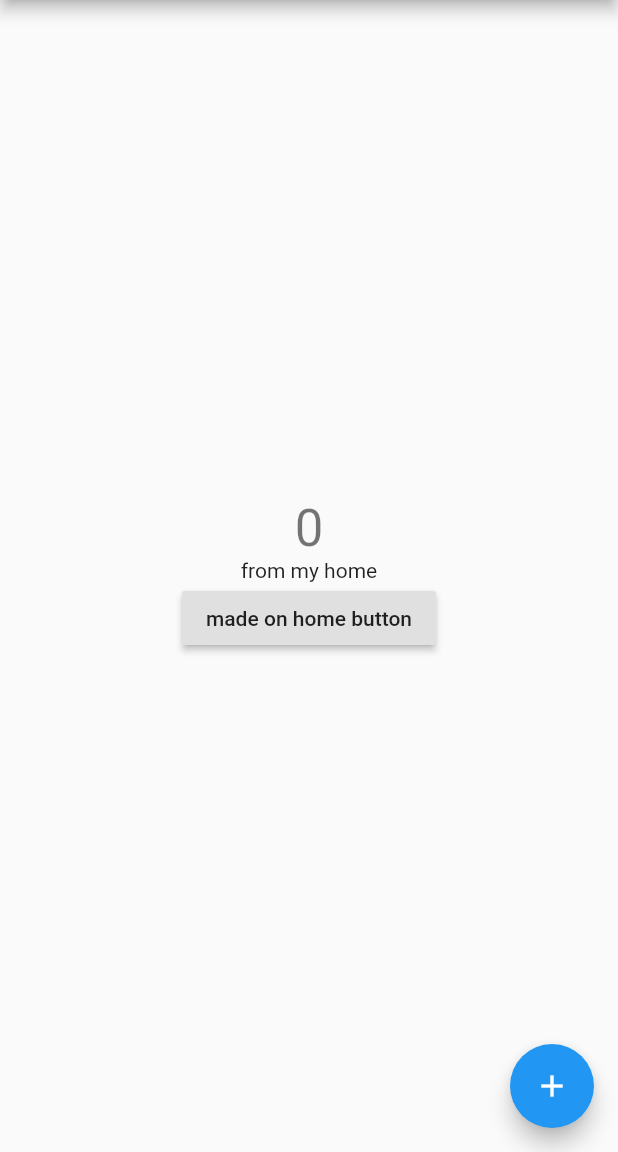
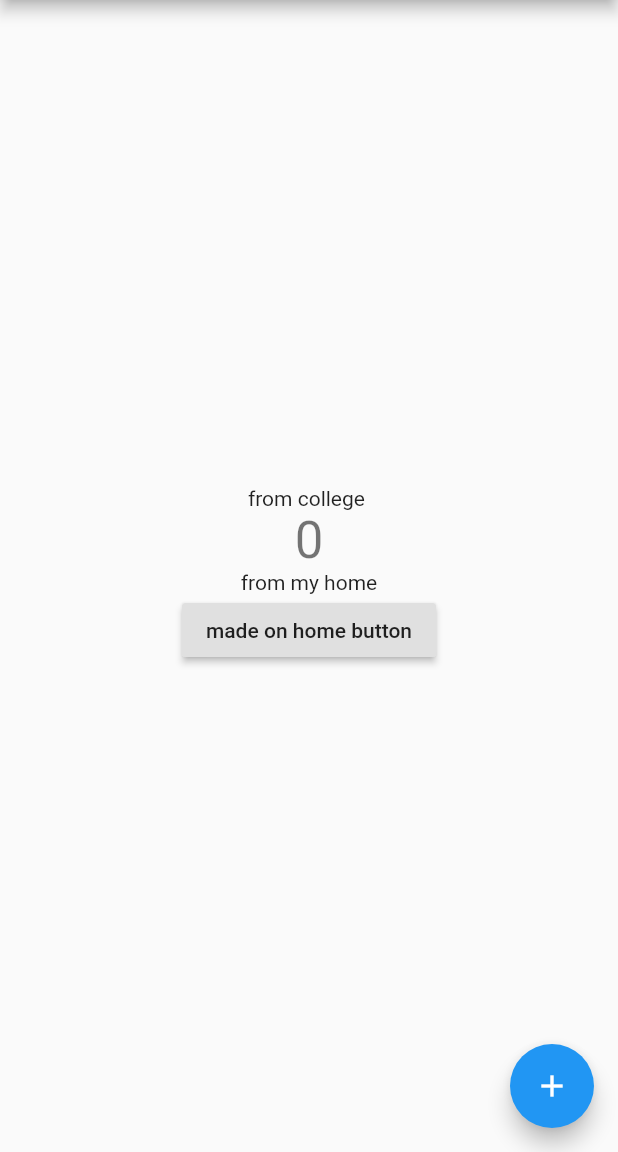
Before and after one commit to Flutter-working/hellow_world, a Flutter app: the screen it shows after launch, on a phone screen of 412 x 824 dp, the part 84-1236 px from its top. Run offline on Flutter 3.47's test engine with Material 2 defaults, Android fonts, the phone set to English and light mode, and no system bars.

Commit message:
from college as well

```diff
--- a/lib/main.dart
+++ b/lib/main.dart
@@ -49,6 +49,8 @@ class _MyHomePageState extends State<MyHomePage> {
           mainAxisAlignment: MainAxisAlignment.center,
           children: <Widget>[
      //delete two text from here for checking...
+            //added text again from college..repo
+            Text("from college "),
             Text(
               '$_counter',
               style: Theme.of(context).textTheme.display1,
```
